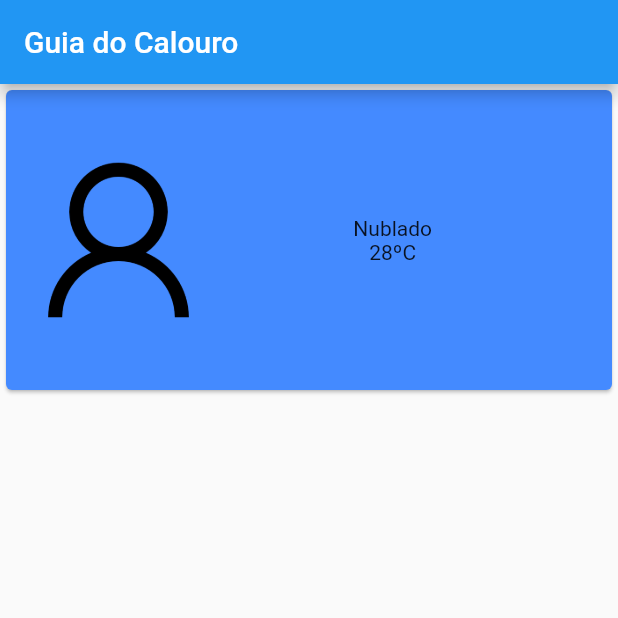
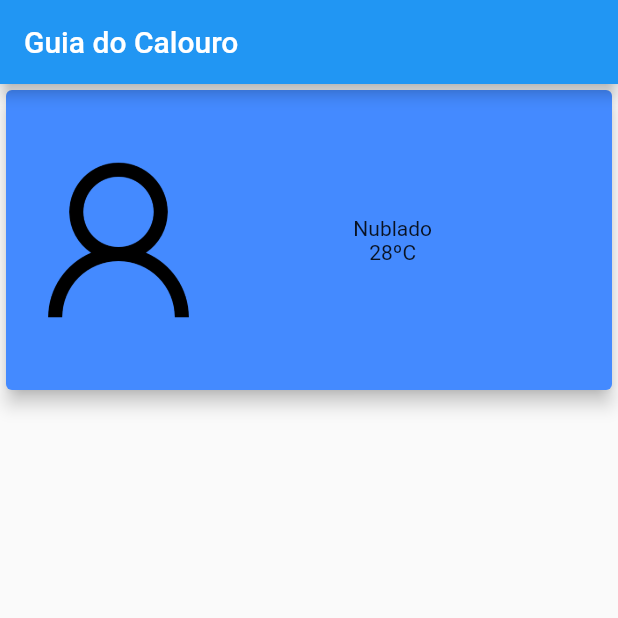
Before and after one commit to rafaelst97/guia_do_calouro, a Flutter app: the screen it shows after launch, on a phone screen of 412 x 824 dp, the top half of it. Run offline on Flutter 3.47's test engine with Material 2 defaults, Android fonts, the phone set to English and light mode, and no system bars; our stand-ins replace brasil_fields.

Commit message:
Adição de sombras

```diff
--- a/lib/screens/home.dart
+++ b/lib/screens/home.dart
@@ -14,6 +14,8 @@ class HomePage extends StatelessWidget {
           crossAxisAlignment: CrossAxisAlignment.center,
           children: [
             Card(
+              elevation: 5,
+              shadowColor: Colors.black,
               color: Colors.blueAccent,
               child: SizedBox(
                 width: double.infinity,
```
